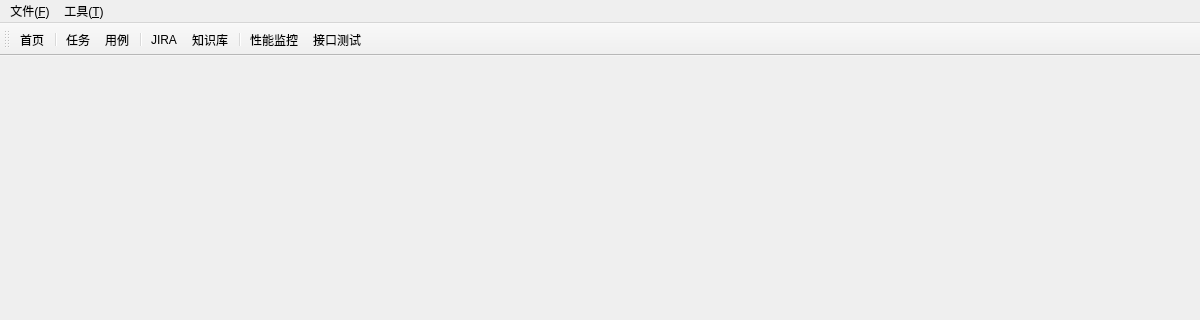
The window that woodpecker/views/src/main.ui (cash2one/AutoDriver) describes before a commit, drawn with Qt 5; both pictures show x 0 to 1200 and y 0 to 320 of the 1200 by 700 pixel window.
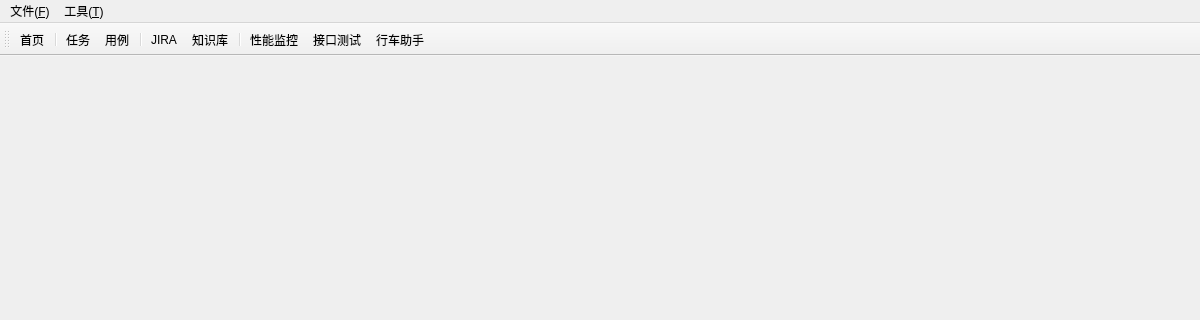
The same window after the commit. Icons and pictures are not drawn.

Diff of the .ui file:
```diff
--- a/woodpecker/views/src/main.ui
+++ b/woodpecker/views/src/main.ui
@@ -98,6 +98,7 @@
    <addaction name="separator"/>
    <addaction name="toolbar_monitor"/>
    <addaction name="toolbar_interface"/>
+   <addaction name="toolbar_car"/>
   </widget>
   <action name="menu_save">
    <property name="text">
@@ -203,6 +204,15 @@
     <string>接口测试</string>
    </property>
   </action>
+  <action name="toolbar_car">
+   <property name="icon">
+    <iconset resource="../res.qrc">
+     <normaloff>:/toolbars/res/life.png</normaloff>:/toolbars/res/life.png</iconset>
+   </property>
+   <property name="text">
+    <string>行车助手</string>
+   </property>
+  </action>
  </widget>
  <resources>
   <include location="../res.qrc"/>
```
